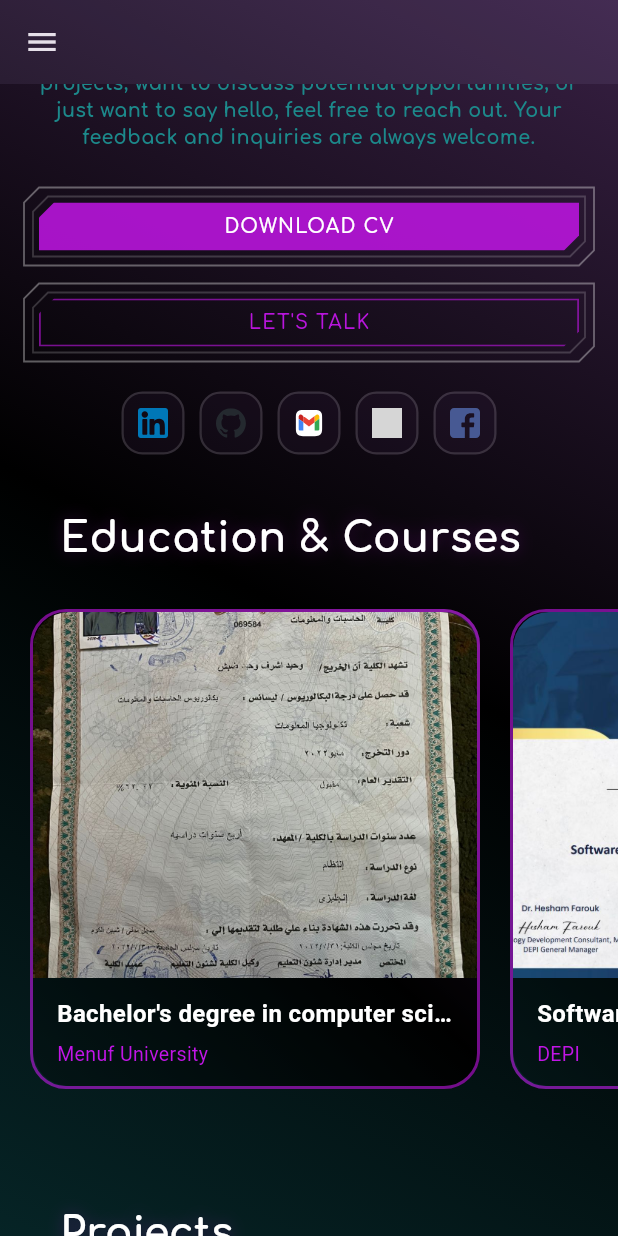
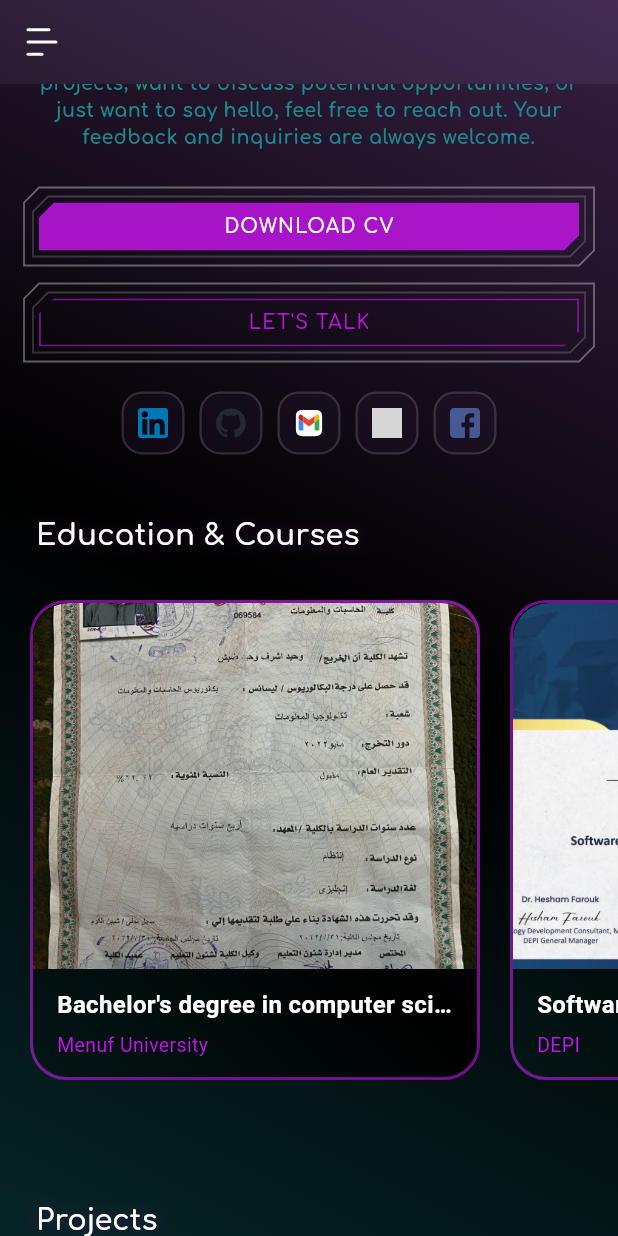
Before and after one commit to Waheed-Ashraf/Portfolio, a Flutter app: the screen it shows after launch, scrolled down 576 dp, on a phone screen of 412 x 824 dp. Run offline on Flutter 3.47's test engine with Material 3 defaults, Android fonts, the phone set to English and light mode, and no system bars; our stand-ins replace animate_do, animated_text_kit, dio, flutter_svg; missing offline and left inert: dart:ui_web, universal_html; project files that could hold a hidden picture were left out; grey boxes are pictures that could not be loaded.

Commit message:
feat: Add menu icon and update section titles styling across the home view

```diff
--- a/lib/core/utils/app_images.dart
+++ b/lib/core/utils/app_images.dart
@@ -49,4 +49,6 @@
   static const String petsAppLogo = "assets/images/PetsAppLogo.png";
   static const String twassolLogo = "assets/images/twassol.png";
   static const String secondHomeLogo = "assets/images/secondHome.png";
+
+  static const String menuIcon = "assets/images/menu.svg";
 }
--- a/lib/core/utils/app_styles.dart
+++ b/lib/core/utils/app_styles.dart
@@ -107,15 +107,15 @@
     );
   }
 
-  static TextStyle styleSectionTitle(BuildContext context) {
-    return TextStyle(
-      fontSize: getResponsiveFontSize(context, fontSize: 34),
-      fontFamily: 'Comfortaa',
-      fontWeight: FontWeight.w700,
-      letterSpacing: 0.4,
-      height: 1.2,
-    );
-  }
+  // static TextStyle styleSectionTitle(BuildContext context) {
+  //   return TextStyle(
+  //     fontSize: getResponsiveFontSize(context, fontSize: 24),
+  //     fontFamily: 'Comfortaa',
+  //     fontWeight: FontWeight.w700,
+  //     letterSpacing: 0.4,
+  //     height: 1.2,
+  //   );
+  // }
 
   static TextStyle styleLogo(BuildContext context) {
     return TextStyle(
--- a/lib/modules/home/presentation/views/homeview.dart
+++ b/lib/modules/home/presentation/views/homeview.dart
@@ -1,4 +1,6 @@
 import 'package:flutter/material.dart';
+import 'package:flutter_svg/flutter_svg.dart';
+import 'package:portfolio/core/utils/app_images.dart';
 import 'package:portfolio/core/utils/color_pallet.dart';
 import 'package:portfolio/core/utils/const.dart';
 import 'package:portfolio/modules/home/presentation/views/widgets/adaptive_layout.dart';
@@ -55,7 +57,11 @@
                 backgroundColor: Colors.transparent,
                 leading: IconButton(
                   onPressed: () => scaffoldKey.currentState!.openDrawer(),
-                  icon: const Icon(Icons.menu),
+                  icon: SvgPicture.asset(Assets.menuIcon,
+                      colorFilter: const ColorFilter.mode(
+                          ColorPallet.white, BlendMode.srcIn),
+                      width: 28,
+                      height: 28),
                 ),
               )
             : null,
--- a/lib/modules/home/presentation/views/widgets/education_and_courses_section/education_and_courses_section.dart
+++ b/lib/modules/home/presentation/views/widgets/education_and_courses_section/education_and_courses_section.dart
@@ -19,10 +19,10 @@
         crossAxisAlignment: CrossAxisAlignment.start,
         children: [
           Padding(
-            padding: const EdgeInsets.only(left: 40.0),
+            padding: const EdgeInsets.only(left: 24.0),
             child: Text(
               "Education & Courses",
-              style: AppStyles.styleSectionTitle(context).copyWith(
+              style: AppStyles.styleSemiBold24(context).copyWith(
                 color: ColorPallet.white,
                 shadows: AppStyles.sectionTitleShadow(),
               ),
--- a/lib/modules/home/presentation/views/widgets/github_achievments/git_hub_achievments.dart
+++ b/lib/modules/home/presentation/views/widgets/github_achievments/git_hub_achievments.dart
@@ -27,10 +27,10 @@
         crossAxisAlignment: CrossAxisAlignment.start,
         children: [
           Padding(
-            padding: const EdgeInsets.only(left: 40.0),
+            padding: const EdgeInsets.only(left: 24.0),
             child: Text(
               "GitHub Achievements & Activity",
-              style: AppStyles.styleSectionTitle(context).copyWith(
+              style: AppStyles.styleSemiBold24(context).copyWith(
                 color: ColorPallet.white,
                 shadows: AppStyles.sectionTitleShadow(),
               ),
@@ -41,7 +41,7 @@
             padding: const EdgeInsets.symmetric(horizontal: 16),
             child: _GlassCard(
               child: Column(
-                crossAxisAlignment: CrossAxisAlignment.start,
+                crossAxisAlignment: CrossAxisAlignment.center,
                 children: [
                   // -----------------------
                   // Contributions
--- a/lib/modules/home/presentation/views/widgets/projects_section/project_section.dart
+++ b/lib/modules/home/presentation/views/widgets/projects_section/project_section.dart
@@ -16,10 +16,10 @@
         crossAxisAlignment: CrossAxisAlignment.start,
         children: [
           Padding(
-            padding: const EdgeInsets.only(left: 40.0),
+            padding: const EdgeInsets.only(left: 24.0),
             child: Text(
               "Projects",
-              style: AppStyles.styleSectionTitle(context).copyWith(
+              style: AppStyles.styleSemiBold24(context).copyWith(
                 color: ColorPallet.white,
                 shadows: AppStyles.sectionTitleShadow(),
               ),
--- a/lib/modules/home/presentation/views/widgets/services_section/services_section.dart
+++ b/lib/modules/home/presentation/views/widgets/services_section/services_section.dart
@@ -15,10 +15,10 @@
         crossAxisAlignment: CrossAxisAlignment.start,
         children: [
           Padding(
-            padding: const EdgeInsets.only(left: 40.0),
+            padding: const EdgeInsets.only(left: 24.0),
             child: Text(
               "Services",
-              style: AppStyles.styleSectionTitle(context).copyWith(
+              style: AppStyles.styleSemiBold24(context).copyWith(
                 color: ColorPallet.white,
                 shadows: AppStyles.sectionTitleShadow(),
               ),
--- a/lib/modules/home/presentation/views/widgets/skilles_section/skilles_section.dart
+++ b/lib/modules/home/presentation/views/widgets/skilles_section/skilles_section.dart
@@ -62,10 +62,10 @@
         crossAxisAlignment: CrossAxisAlignment.start,
         children: [
           Padding(
-            padding: const EdgeInsets.only(left: 40.0),
+            padding: const EdgeInsets.only(left: 24.0),
             child: Text(
               "Skills",
-              style: AppStyles.styleSectionTitle(context).copyWith(
+              style: AppStyles.styleSemiBold24(context).copyWith(
                 color: ColorPallet.white,
                 shadows: AppStyles.sectionTitleShadow(),
               ),
```
Also changed, not shown: assets/images/menu.svg (added).
